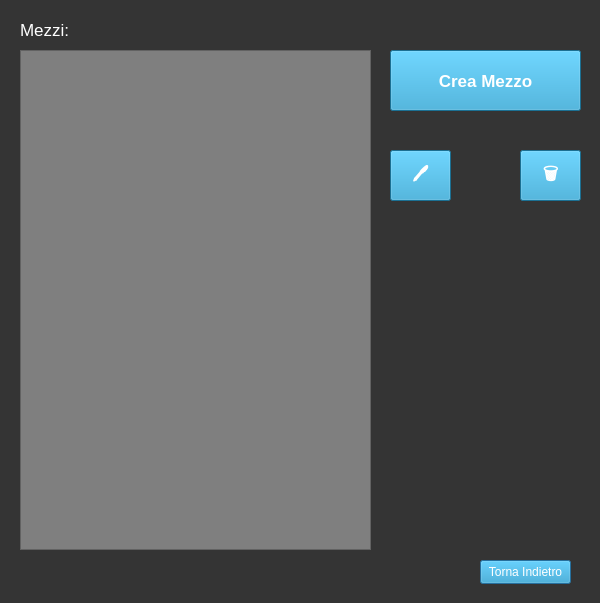
Old version of the form Viste/Amministratore/GUI/cud_mezzo.ui in the repository GiulianiM/Noleggio.
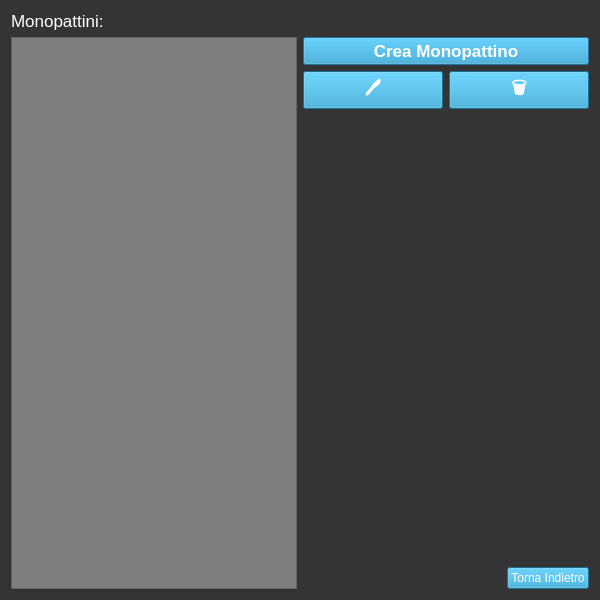
New version of the form. Icons and pictures are not drawn.

Diff of the .ui file:
```diff
--- a/Viste/Amministratore/GUI/cud_mezzo.ui
+++ b/Viste/Amministratore/GUI/cud_mezzo.ui
@@ -7,9 +7,21 @@
     <x>0</x>
     <y>0</y>
     <width>600</width>
-    <height>603</height>
+    <height>600</height>
    </rect>
   </property>
+  <property name="minimumSize">
+   <size>
+    <width>600</width>
+    <height>600</height>
+   </size>
+  </property>
+  <property name="maximumSize">
+   <size>
+    <width>600</width>
+    <height>600</height>
+   </size>
+  </property>
   <property name="windowTitle">
    <string>CUD Mezzo</string>
   </property>
@@ -21,46 +33,40 @@
   <property name="styleSheet">
    <string notr="true">background-color: rgb(52, 52, 52);</string>
   </property>
+  <layout class="QGridLayout" name="gridLayout">
+   <item row="0" column="0">
+    <layout class="QVBoxLayout" name="verticalLayout_2">
+     <item>
+      <widget class="QLabel" name="label">
+       <property name="font">
+        <font>
+         <pointsize>13</pointsize>
+        </font>
+       </property>
+       <property name="styleSheet">
+        <string notr="true">color: rgb(255, 255, 255);</string>
+       </property>
+       <property name="text">
+        <string>Monopattini:</string>
+       </property>
+      </widget>
+     </item>
+    </layout>
+   </item>
+   <item row="1" column="0">
+    <layout class="QHBoxLayout" name="horizontalLayout">
+     <item>
   <widget class="QListWidget" name="listWidget">
-   <property name="geometry">
-    <rect>
-     <x>20</x>
-     <y>50</y>
-     <width>351</width>
-     <height>500</height>
-    </rect>
-   </property>
    <property name="styleSheet">
     <string notr="true">background-color: rgb(127, 127, 127);
 color: rgb(255, 255, 255);</string>
    </property>
   </widget>
-  <widget class="QPushButton" name="back_button">
-   <property name="geometry">
-    <rect>
-     <x>480</x>
-     <y>560</y>
-     <width>91</width>
-     <height>24</height>
-    </rect>
-   </property>
-   <property name="styleSheet">
-    <string notr="true">font-size:20; color:white;background-color:rgb(38, 157, 206)
-</string>
-   </property>
-   <property name="text">
-    <string>Torna Indietro</string>
-   </property>
-  </widget>
+     </item>
+     <item>
+      <layout class="QVBoxLayout" name="verticalLayout">
+       <item>
   <widget class="QPushButton" name="bottone_crea_mezzo">
-   <property name="geometry">
-    <rect>
-     <x>390</x>
-     <y>50</y>
-     <width>191</width>
-     <height>61</height>
-    </rect>
-   </property>
    <property name="font">
     <font>
      <pointsize>13</pointsize>
@@ -72,21 +78,17 @@
 </string>
    </property>
    <property name="text">
-    <string>Crea Mezzo</string>
-   </property>
-  </widget>
+          <string>Crea Monopattino</string>
+         </property>
+        </widget>
+       </item>
+       <item>
+        <layout class="QHBoxLayout" name="horizontalLayout_3">
+         <item>
   <widget class="QPushButton" name="bottone_modifica_mezzo">
    <property name="enabled">
     <bool>true</bool>
    </property>
-   <property name="geometry">
-    <rect>
-     <x>390</x>
-     <y>150</y>
-     <width>61</width>
-     <height>51</height>
-    </rect>
-   </property>
    <property name="font">
     <font>
      <pointsize>13</pointsize>
@@ -114,15 +116,9 @@
     <bool>false</bool>
    </property>
   </widget>
+         </item>
+         <item>
   <widget class="QPushButton" name="bottone_elimina_mezzo">
-   <property name="geometry">
-    <rect>
-     <x>520</x>
-     <y>150</y>
-     <width>61</width>
-     <height>51</height>
-    </rect>
-   </property>
    <property name="font">
     <font>
      <pointsize>13</pointsize>
@@ -147,27 +143,55 @@
     </size>
    </property>
   </widget>
-  <widget class="QLabel" name="label">
-   <property name="geometry">
-    <rect>
-     <x>20</x>
-     <y>14</y>
-     <width>81</width>
-     <height>31</height>
-    </rect>
-   </property>
-   <property name="font">
-    <font>
-     <pointsize>13</pointsize>
-    </font>
-   </property>
+         </item>
+        </layout>
+       </item>
+       <item>
+        <spacer name="verticalSpacer">
+         <property name="orientation">
+          <enum>Qt::Vertical</enum>
+         </property>
+         <property name="sizeHint" stdset="0">
+          <size>
+           <width>20</width>
+           <height>40</height>
+          </size>
+         </property>
+        </spacer>
+       </item>
+       <item>
+        <layout class="QHBoxLayout" name="horizontalLayout_2">
+         <item>
+          <spacer name="horizontalSpacer">
+           <property name="orientation">
+            <enum>Qt::Horizontal</enum>
+           </property>
+           <property name="sizeHint" stdset="0">
+            <size>
+             <width>40</width>
+             <height>20</height>
+            </size>
+           </property>
+          </spacer>
+         </item>
+         <item>
+          <widget class="QPushButton" name="back_button">
    <property name="styleSheet">
-    <string notr="true">color: rgb(255, 255, 255);</string>
+            <string notr="true">font-size:20; color:white;background-color:rgb(38, 157, 206)
+</string>
    </property>
    <property name="text">
-    <string>Mezzi: </string>
-   </property>
-  </widget>
+            <string>Torna Indietro</string>
+           </property>
+          </widget>
+         </item>
+        </layout>
+       </item>
+      </layout>
+     </item>
+    </layout>
+   </item>
+  </layout>
  </widget>
  <resources/>
  <connections/>
```
Left out of the diff: 2 changed lines with no effect on the pictures. Lines whose indentation alone changed are shown as unchanged.
